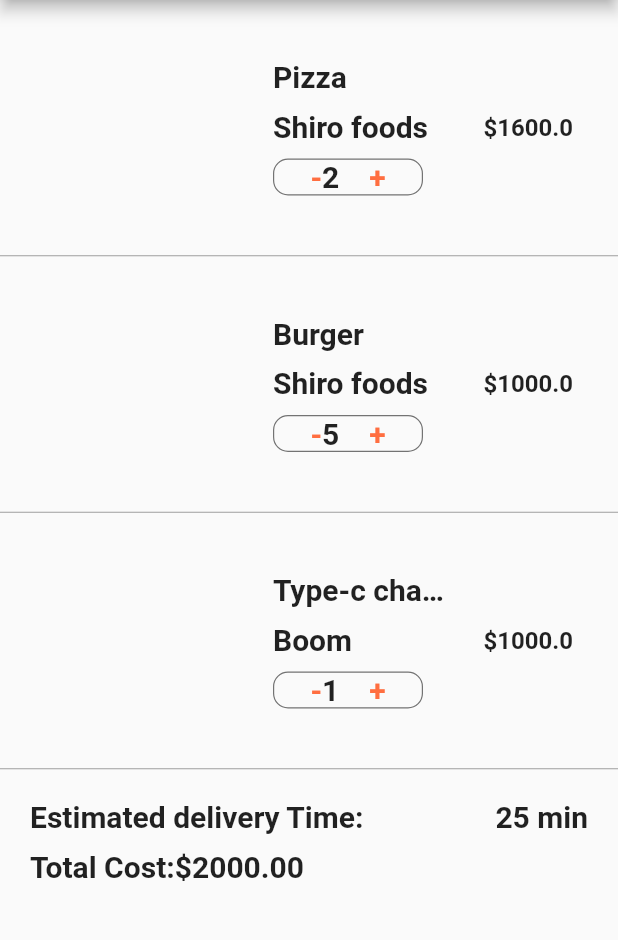
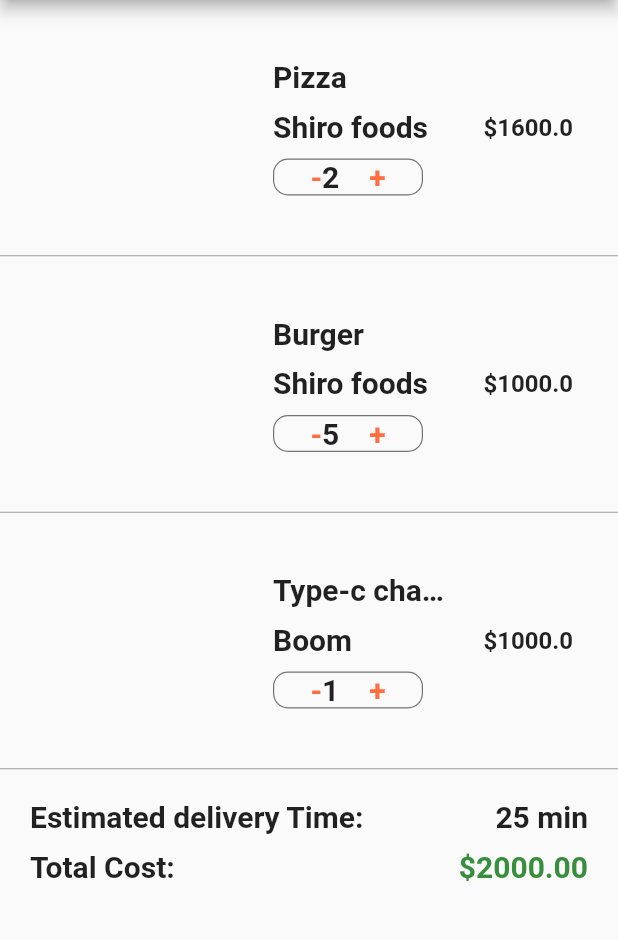
Before and after one commit to ron93/DeliveryApp_flutter, a Flutter app: the CartScreen screen opened directly, on a phone screen of 412 x 824 dp, the part 84-1024 px from its top. Run offline on Flutter 3.47's test engine with Material 2 defaults, Android fonts, the phone set to English and light mode, and no system bars.

Commit message:
cart_screen: total price Row -- axis alignment + price font color

```diff
--- a/lib/screens/cart_screen.dart
+++ b/lib/screens/cart_screen.dart
@@ -168,6 +168,7 @@ class _CartScreenState extends State<CartScreen> {
                   ),
                     SizedBox(height: 10.0,),
                     Row(
+                      mainAxisAlignment: MainAxisAlignment.spaceBetween,
                       children: <Widget>[
                         Text(
                           'Total Cost:',
@@ -180,6 +181,7 @@ class _CartScreenState extends State<CartScreen> {
                         Text(
                           '\$${totalPrice.toStringAsFixed(2)}',
                           style: TextStyle(
+                            color: Colors.green[700],
                             fontSize: 20.0,
                             fontWeight: FontWeight.w600,
 
```
